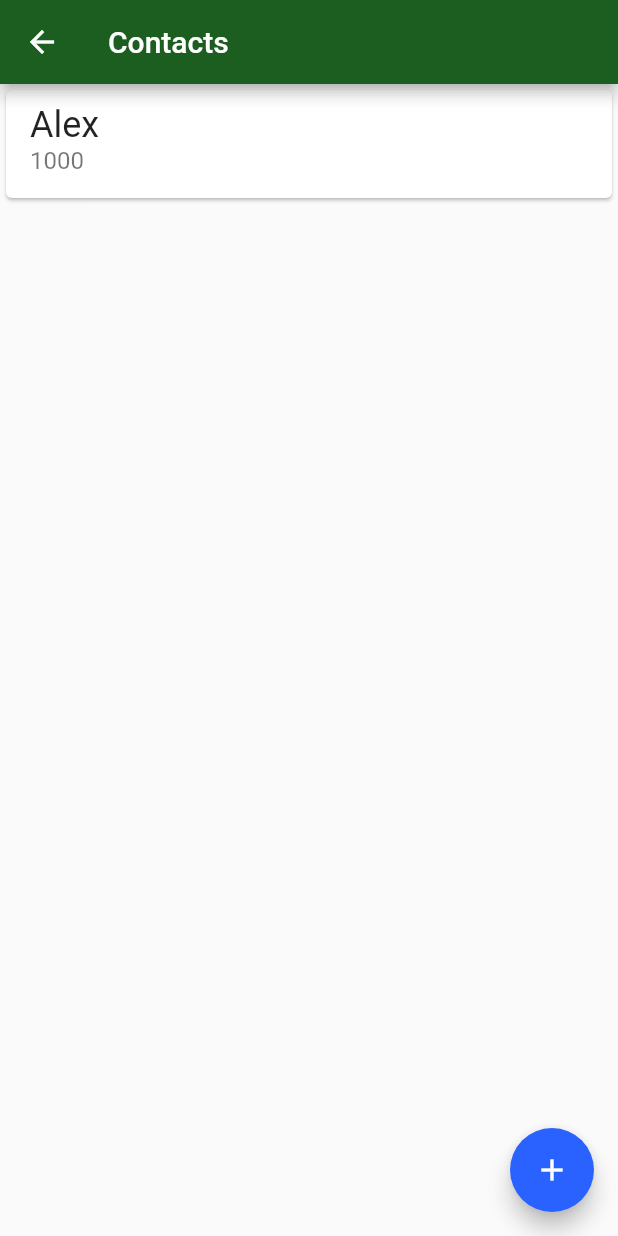
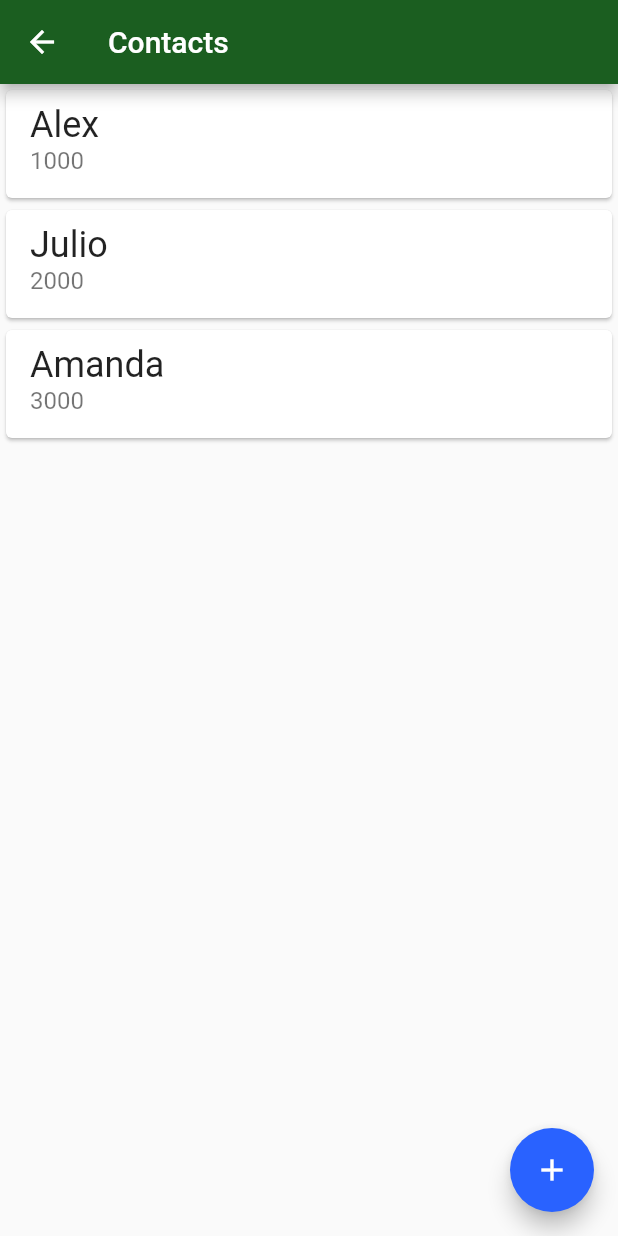
Before and after one commit to HenriqueHartmann/alura-flutter-persistencia, a Flutter app: the screen it shows after launch, after a tap on "Contacts", on a phone screen of 412 x 824 dp. Run offline on Flutter 3.47's test engine with Material 2 defaults, Android fonts, the phone set to English and light mode, and no system bars; our stand-ins replace sqflite; accounts and stored records are empty.

Commit message:
config ListView builder

```diff
--- a/lib/screens/contatcts_list.dart
+++ b/lib/screens/contatcts_list.dart
@@ -1,23 +1,28 @@
+import 'package:bytebank/models/contact.dart';
 import 'package:bytebank/screens/contact_form.dart';
 import 'package:flutter/material.dart';
 
 class ContactsList extends StatelessWidget {
-  const ContactsList({Key? key}) : super(key: key);
+  ContactsList({Key? key}) : super(key: key);
+
+  final List<Contact> contacts = [];
 
   @override
   Widget build(BuildContext context) {
     // TODO: implement build
+    contacts.add(Contact(0, 'Alex', 1000));
+    contacts.add(Contact(0, 'Julio', 2000));
+    contacts.add(Contact(0, 'Amanda', 3000));
+
     return Scaffold(
       appBar: AppBar(title: const Text('Contacts')),
-      body: ListView(
-        children: const <Widget>[
-          Card(
-            child: ListTile(
-              title: Text('Alex', style: TextStyle(fontSize: 24.0),),
-              subtitle: Text('1000', style: TextStyle(fontSize: 16.0)),
-            )
-          )
-        ],
+      body: ListView.builder(
+        itemBuilder: (context, index) {
+          final Contact contact = contacts[index];
+
+          return _ContactItem(contact: contact);
+        },
+        itemCount: contacts.length,
       ),
       floatingActionButton: FloatingActionButton(
         child: const Icon(Icons.add),
@@ -35,3 +40,24 @@ class ContactsList extends StatelessWidget {
     );
   }
 }
+
+class _ContactItem extends StatelessWidget {
+  const _ContactItem({Key? key, required this.contact}) : super(key: key);
+
+  final Contact contact;
+
+  @override
+  Widget build(BuildContext context) {
+    // TODO: implement build
+    return Card(
+        child: ListTile(
+          title: Text(contact.name, style: const TextStyle(fontSize: 24.0),),
+          subtitle:
+          Text(contact.accountNumber.toString(),
+               style: const TextStyle(fontSize: 16.0)
+          ),
+        )
+    );
+  }
+
+}
--- a/lib/screens/dashboard.dart
+++ b/lib/screens/dashboard.dart
@@ -25,7 +25,7 @@ class Dashboard extends StatelessWidget {
                 onTap: () {
                   Navigator.of(context).push(
                       MaterialPageRoute(
-                          builder: (context) => const ContactsList()
+                          builder: (context) => ContactsList()
                       )
                   );
                 },
```
